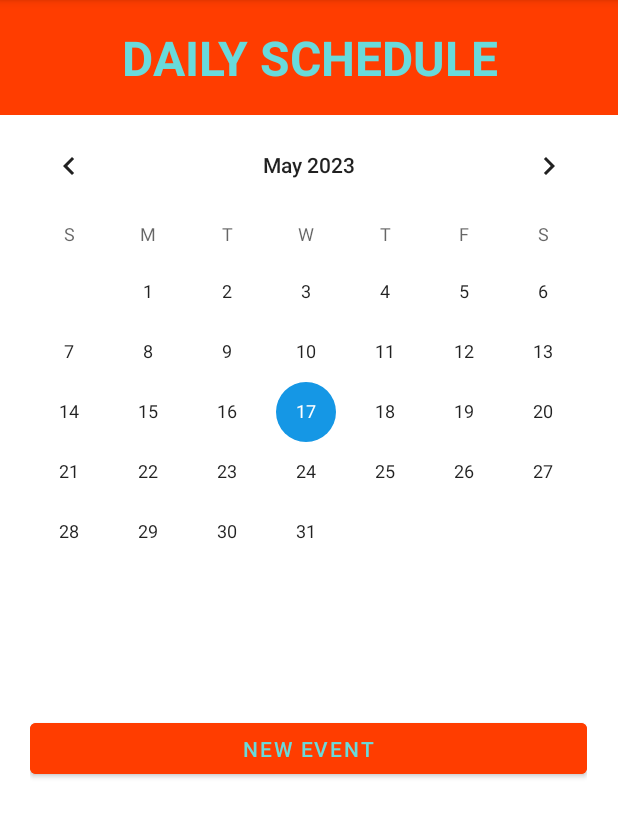
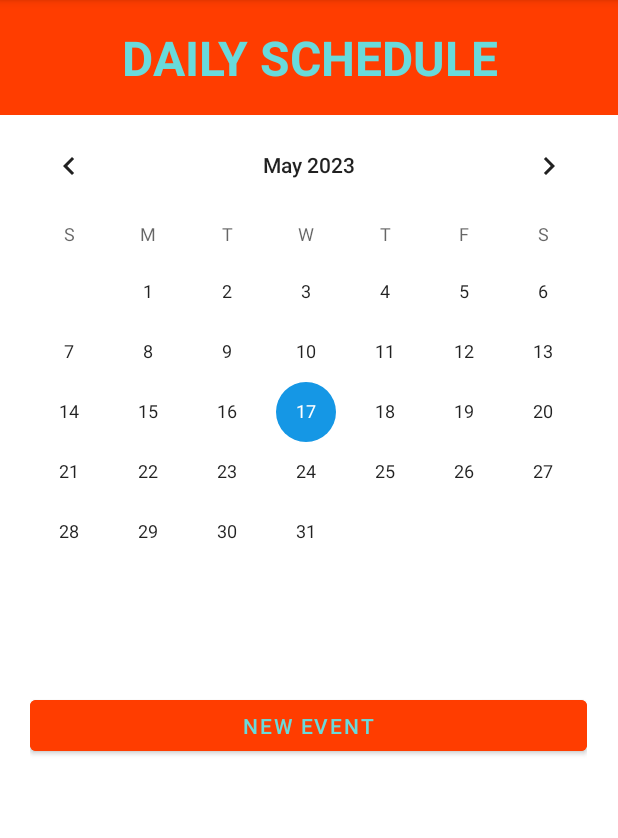
Before and after one commit to agamt1511/TheSchedule_FinalProject, an Android app: the DailyScheduleView screen opened directly, with no data from a screen before it, on a phone screen of 412 x 824 dp, the part 84-922 px from its top. Run offline under Robolectric (Android 15) with nearby library versions, the phone set to English and light mode, and no system bars; our stand-ins replace Firebase (no records; nobody signed in at launch, a user with empty details on screens opened directly).

Commit message:
Finished Notes :)

```diff
--- a/app/src/main/res/layout/activity_daily_schedule_view.xml
+++ b/app/src/main/res/layout/activity_daily_schedule_view.xml
@@ -42,11 +42,6 @@
             android:layout_weight="90"
             android:orientation="vertical">
 
-            <Space
-                android:layout_width="match_parent"
-                android:layout_height="0dp"
-                android:layout_weight="5" />
-
             <Button
                 android:layout_width="match_parent"
                 android:layout_height="0dp"
@@ -59,18 +54,18 @@
             <Space
                 android:layout_width="match_parent"
                 android:layout_height="0dp"
-                android:layout_weight="5" />
+                android:layout_weight="2" />
 
             <ListView
                 android:id="@+id/events_lvDSV"
                 android:layout_width="match_parent"
                 android:layout_height="0dp"
-                android:layout_weight="70" />
+                android:layout_weight="80" />
 
             <Space
                 android:layout_width="match_parent"
                 android:layout_height="0dp"
-                android:layout_weight="5" />
+                android:layout_weight="3" />
 
         </LinearLayout>
 
```
